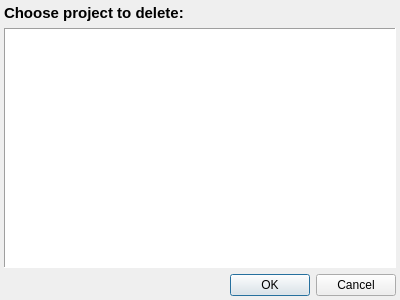
Qt form elbefrontend/chooseprojectdialog.ui (emtrion/elbe-gui) before a commit.
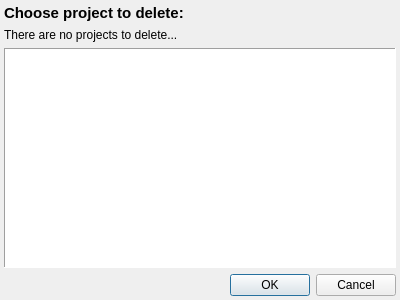
The same form after that commit.

Commit message: added feature to delete projects

The edit to the form file:
```diff
--- a/elbefrontend/chooseprojectdialog.ui
+++ b/elbefrontend/chooseprojectdialog.ui
@@ -45,6 +45,13 @@
        </property>
       </widget>
      </item>
+     <item>
+      <widget class="QLabel" name="Information">
+       <property name="text">
+        <string>There are no projects to delete...</string>
+       </property>
+      </widget>
+     </item>
      <item>
       <widget class="QListWidget" name="projectList">
        <property name="frameShape">
```
Left out of the diff: 4 changed lines with no effect on the pictures. The commit also changes 11 other files.
